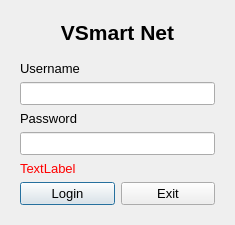
Qt form VSmartNet/views/assets/LoginDialog.ui (vuta1927/testing) before a commit.
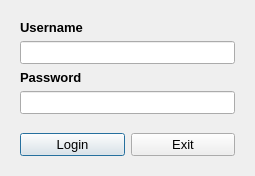
The same form after that commit. Icons and pictures are not drawn.

```diff
--- a/VSmartNet/views/assets/LoginDialog.ui
+++ b/VSmartNet/views/assets/LoginDialog.ui
@@ -6,36 +6,43 @@
    <rect>
     <x>0</x>
     <y>0</y>
-    <width>235</width>
-    <height>225</height>
+    <width>255</width>
+    <height>176</height>
    </rect>
   </property>
+  <property name="maximumSize">
+   <size>
+    <width>255</width>
+    <height>221</height>
+   </size>
+  </property>
+  <property name="focusPolicy">
+   <enum>Qt::TabFocus</enum>
+  </property>
   <property name="windowTitle">
-   <string>VSmart Net</string>
+   <string>Login</string>
+  </property>
+  <property name="windowIcon">
+   <iconset resource="../../resource.qrc">
+    <normaloff>:/icon/views/assets/icon/Activity Monitor (1).png</normaloff>:/icon/views/assets/icon/Activity Monitor (1).png</iconset>
+  </property>
+  <property name="layoutDirection">
+   <enum>Qt::LeftToRight</enum>
+  </property>
+  <property name="modal">
+   <bool>true</bool>
   </property>
   <layout class="QGridLayout" name="gridLayout">
    <item row="0" column="0">
     <widget class="QWidget" name="widget" native="true">
+     <property name="maximumSize">
+      <size>
+       <width>237</width>
+       <height>158</height>
+      </size>
+     </property>
      <layout class="QGridLayout" name="gridLayout_2">
-      <item row="6" column="0">
-       <widget class="QLabel" name="lblMessage">
-        <property name="enabled">
-         <bool>true</bool>
-        </property>
-        <property name="font">
-         <font>
-          <pointsize>10</pointsize>
-         </font>
-        </property>
-        <property name="styleSheet">
-         <string notr="true">color: rgb(255, 0, 0);</string>
-        </property>
-        <property name="text">
-         <string>TextLabel</string>
-        </property>
-       </widget>
-      </item>
-      <item row="7" column="0">
+      <item row="5" column="0">
        <layout class="QHBoxLayout" name="horizontalLayout">
         <item>
          <widget class="QPushButton" name="btnLogin">
@@ -71,36 +78,13 @@
         </item>
        </layout>
       </item>
-      <item row="1" column="0">
-       <spacer name="verticalSpacer_2">
-        <property name="orientation">
-         <enum>Qt::Vertical</enum>
-        </property>
-        <property name="sizeHint" stdset="0">
-         <size>
-          <width>20</width>
-          <height>40</height>
-         </size>
-        </property>
-       </spacer>
-      </item>
       <item row="2" column="0">
-       <widget class="QLabel" name="label">
-        <property name="font">
-         <font>
-          <pointsize>10</pointsize>
-         </font>
-        </property>
-        <property name="text">
-         <string>Username</string>
-        </property>
-       </widget>
-      </item>
-      <item row="4" column="0">
        <widget class="QLabel" name="label_2">
         <property name="font">
          <font>
           <pointsize>10</pointsize>
+          <weight>75</weight>
+          <bold>true</bold>
          </font>
         </property>
         <property name="text">
@@ -109,15 +93,6 @@
        </widget>
       </item>
       <item row="3" column="0">
-       <widget class="QLineEdit" name="txtUsername">
-        <property name="font">
-         <font>
-          <pointsize>10</pointsize>
-         </font>
-        </property>
-       </widget>
-      </item>
-      <item row="5" column="0">
        <widget class="QLineEdit" name="txtPassword">
         <property name="font">
          <font>
@@ -128,30 +103,49 @@
          <enum>QLineEdit::Password</enum>
         </property>
         <property name="clearButtonEnabled">
-         <bool>false</bool>
+         <bool>true</bool>
+        </property>
+       </widget>
+      </item>
+      <item row="1" column="0">
+       <widget class="QLineEdit" name="txtUsername">
+        <property name="font">
+         <font>
+          <pointsize>10</pointsize>
+         </font>
+        </property>
+        <property name="clearButtonEnabled">
+         <bool>true</bool>
         </property>
        </widget>
       </item>
       <item row="0" column="0">
-       <widget class="QLabel" name="label_3">
+       <widget class="QLabel" name="label">
         <property name="font">
          <font>
-          <pointsize>16</pointsize>
+          <pointsize>10</pointsize>
           <weight>75</weight>
           <bold>true</bold>
          </font>
         </property>
-        <property name="layoutDirection">
-         <enum>Qt::LeftToRight</enum>
-        </property>
         <property name="text">
-         <string>VSmart Net</string>
+         <string>Username</string>
         </property>
-        <property name="alignment">
-         <set>Qt::AlignCenter</set>
-        </property>
        </widget>
       </item>
+      <item row="4" column="0">
+       <spacer name="verticalSpacer">
+        <property name="orientation">
+         <enum>Qt::Vertical</enum>
+        </property>
+        <property name="sizeHint" stdset="0">
+         <size>
+          <width>20</width>
+          <height>40</height>
+         </size>
+        </property>
+       </spacer>
+      </item>
      </layout>
     </widget>
    </item>
```
Left out of the diff: 19 changed lines with no effect on the pictures.
